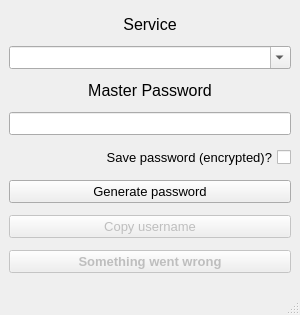
Before: the Qt Designer form mainwindow.ui in saucechef/Micro-Password-Manager, drawn with Qt 5.
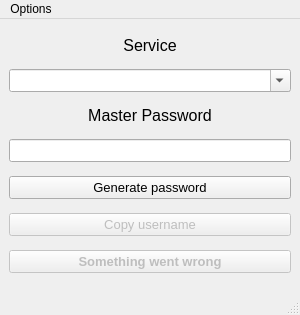
After: the same form once the commit is applied.

Commit message: Added functionality to access services.txt and delete password from within the application.

```diff
--- a/mainwindow.ui
+++ b/mainwindow.ui
@@ -109,21 +109,6 @@
       </property>
      </widget>
     </item>
-    <item>
-     <widget class="QCheckBox" name="boxSavePassword">
-      <property name="font">
-       <font>
-        <pointsize>10</pointsize>
-       </font>
-      </property>
-      <property name="layoutDirection">
-       <enum>Qt::RightToLeft</enum>
-      </property>
-      <property name="text">
-       <string>Save password (encrypted)?</string>
-      </property>
-     </widget>
-    </item>
     <item>
      <widget class="QPushButton" name="buttonGenerate">
       <property name="font">
@@ -178,6 +163,16 @@
      <height>22</height>
     </rect>
    </property>
+   <widget class="QMenu" name="menuOptions">
+    <property name="title">
+     <string>Options</string>
+    </property>
+    <addaction name="actionSavePassword"/>
+    <addaction name="actionDeletePassword"/>
+    <addaction name="actionEditServices"/>
+    <addaction name="actionReloadServices"/>
+   </widget>
+   <addaction name="menuOptions"/>
   </widget>
   <widget class="QStatusBar" name="statusbar"/>
  </widget>
```
Left out of the diff: 29 changed lines with no effect on the pictures. The commit also changes 2 other files.
